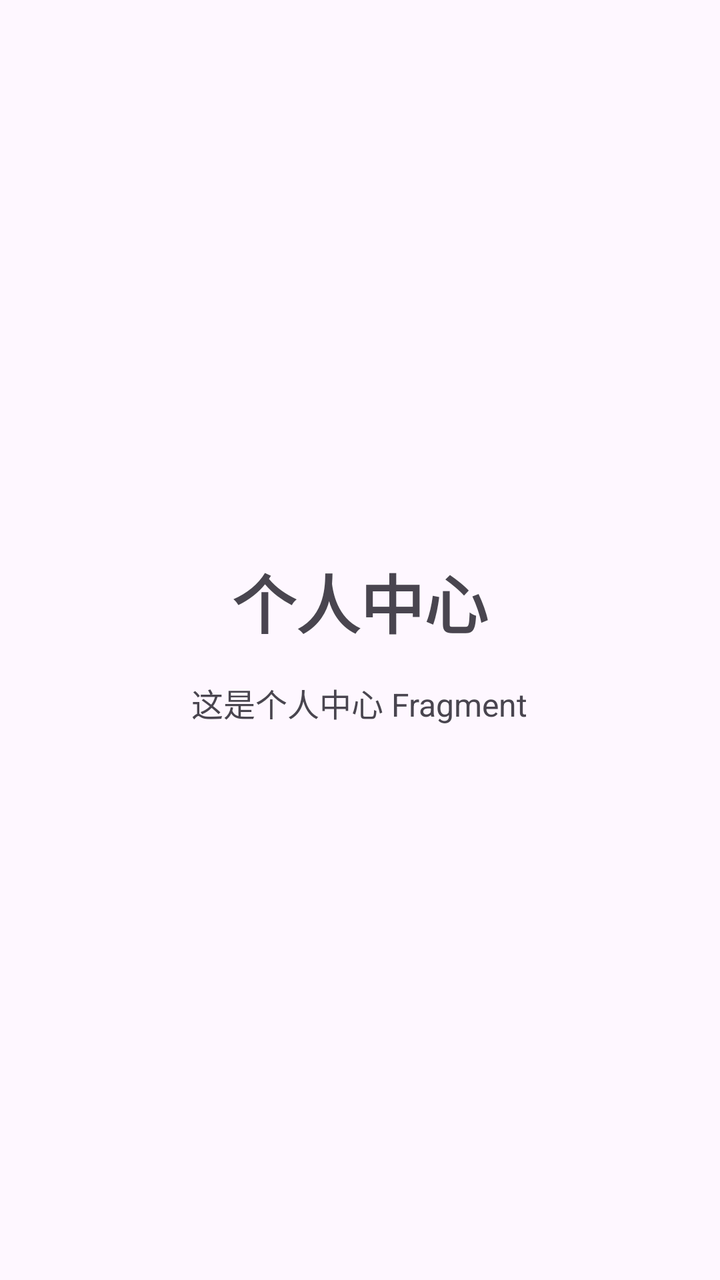
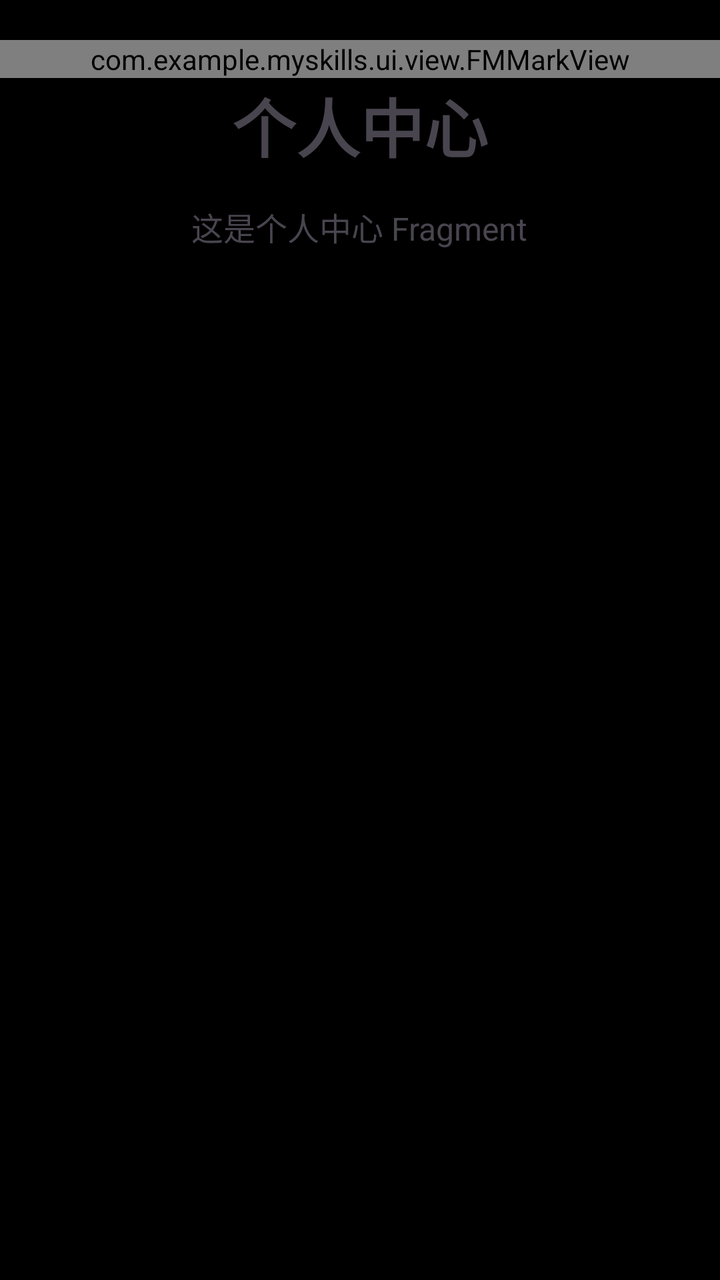

The first picture is an Android layout as it rendered before a commit; the second is the same layout after the commit. The layout source and the unified diff follow.
<!-- AndroidManifest.xml: application theme Theme.MySkills -->
<!-- res/layout/fragment_profile.xml -->
<?xml version="1.0" encoding="utf-8"?>
<LinearLayout xmlns:android="http://schemas.android.com/apk/res/android"
    xmlns:tools="http://schemas.android.com/tools"
    android:layout_width="match_parent"
    android:layout_height="match_parent"
    android:gravity="center"
    android:orientation="vertical"
    tools:context=".fragments.ProfileFragment">

    <TextView
        android:layout_width="wrap_content"
        android:layout_height="wrap_content"
        android:text="@string/nav_profile"
        android:textSize="32sp"
        android:textStyle="bold" />

    <TextView
        android:layout_width="wrap_content"
        android:layout_height="wrap_content"
        android:layout_marginTop="16dp"
        android:text="这是个人中心 Fragment"
        android:textSize="16sp" />

</LinearLayout>
<!-- resources referenced by this layout -->
<resources>
  <string name="nav_profile">个人中心</string>
  <style name="Theme.MySkills" parent="Theme.Material3.DayNight.NoActionBar" />
</resources>

<!-- the commit's change to res/layout/fragment_profile.xml (unified diff, before → after) -->
@@ -3,9 +3,18 @@
     xmlns:tools="http://schemas.android.com/tools"
     android:layout_width="match_parent"
     android:layout_height="match_parent"
-    android:gravity="center"
+    android:gravity="center|top"
     android:orientation="vertical"
+    android:background="@android:color/background_dark"
     tools:context=".fragments.ProfileFragment">
+
+    <com.example.myskills.ui.view.FMMarkView
+        android:layout_marginTop="20dp"
+        android:id="@+id/fmScaleView"
+        android:layout_width="match_parent"
+        android:layout_height="wrap_content"
+        />
+
 
     <TextView
         android:layout_width="wrap_content"
